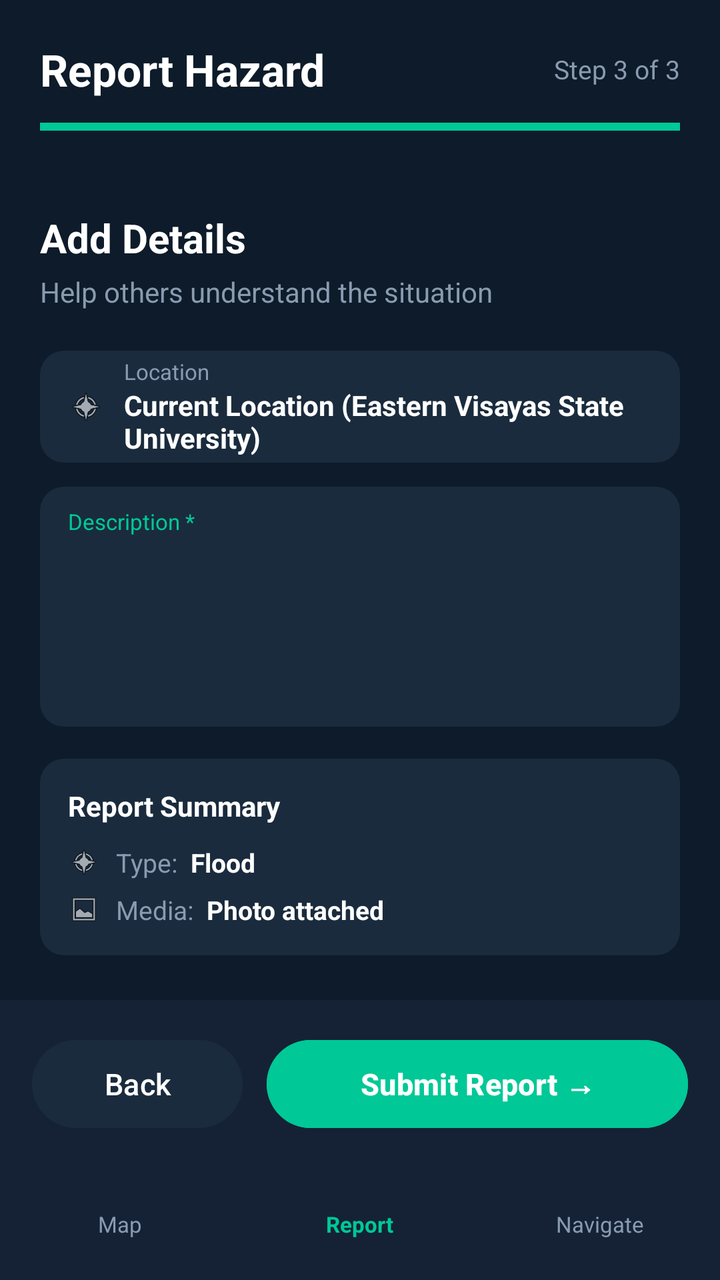
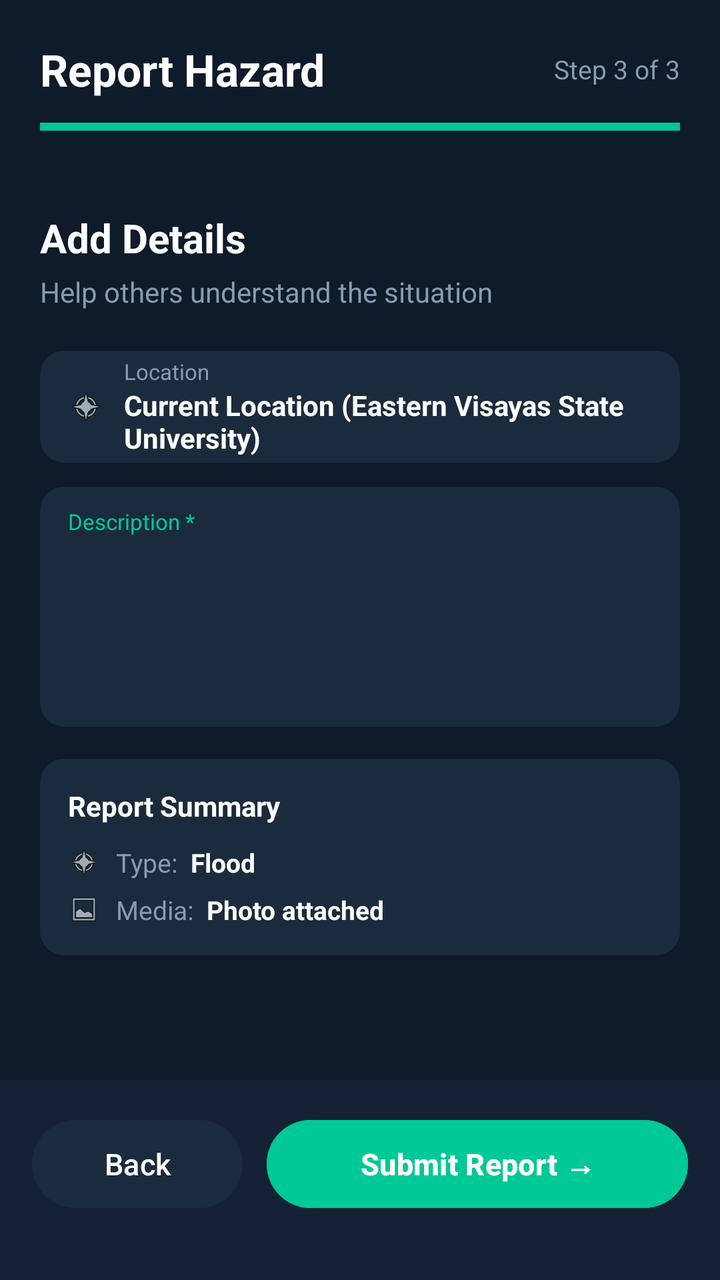

An Android layout rendered at two revisions. The XML below is the earlier revision; the diff shows what the commit changed to produce the second picture.
<!-- AndroidManifest.xml: application theme Theme.RouteGuard -->
<!-- res/layout/fragment_report_step3.xml -->
<?xml version="1.0" encoding="utf-8"?>
<androidx.constraintlayout.widget.ConstraintLayout
    xmlns:android="http://schemas.android.com/apk/res/android"
    xmlns:app="http://schemas.android.com/apk/res-auto"
    android:layout_width="match_parent"
    android:layout_height="match_parent"
    android:background="@color/bg_primary">

    
    <LinearLayout
        android:id="@+id/header"
        android:layout_width="match_parent"
        android:layout_height="wrap_content"
        android:orientation="vertical"
        android:padding="20dp"
        app:layout_constraintTop_toTopOf="parent">

        <LinearLayout
            android:layout_width="match_parent"
            android:layout_height="wrap_content"
            android:orientation="horizontal"
            android:gravity="center_vertical"
            android:layout_marginBottom="12dp">

            <TextView
                android:layout_width="0dp"
                android:layout_height="wrap_content"
                android:layout_weight="1"
                android:text="@string/report_hazard"
                android:textColor="@color/text_primary"
                android:textSize="22sp"
                android:textStyle="bold" />

            <TextView
                android:layout_width="wrap_content"
                android:layout_height="wrap_content"
                android:text="@string/step_3_of_3"
                android:textColor="@color/text_secondary"
                android:textSize="13sp" />
        </LinearLayout>

        <ProgressBar
            style="@style/Widget.AppCompat.ProgressBar.Horizontal"
            android:layout_width="match_parent"
            android:layout_height="4dp"
            android:progress="100"
            android:progressTint="@color/accent_teal"
            android:progressBackgroundTint="@color/bg_card" />
    </LinearLayout>

    
    <ScrollView
        android:layout_width="match_parent"
        android:layout_height="0dp"
        app:layout_constraintTop_toBottomOf="@id/header"
        app:layout_constraintBottom_toTopOf="@id/bottomActions">

        <LinearLayout
            android:layout_width="match_parent"
            android:layout_height="wrap_content"
            android:orientation="vertical"
            android:padding="20dp">

            <TextView
                android:layout_width="wrap_content"
                android:layout_height="wrap_content"
                android:text="@string/add_details"
                android:textColor="@color/text_primary"
                android:textSize="20sp"
                android:textStyle="bold"
                android:layout_marginBottom="4dp" />

            <TextView
                android:layout_width="wrap_content"
                android:layout_height="wrap_content"
                android:text="@string/details_help"
                android:textColor="@color/text_secondary"
                android:textSize="14sp"
                android:layout_marginBottom="20dp" />

            
            <LinearLayout
                android:layout_width="match_parent"
                android:layout_height="56dp"
                android:orientation="horizontal"
                android:gravity="center_vertical"
                android:background="@drawable/bg_card_rounded"
                android:paddingStart="14dp"
                android:paddingEnd="14dp"
                android:layout_marginBottom="12dp">

                <ImageView
                    android:layout_width="18dp"
                    android:layout_height="18dp"
                    android:src="@android:drawable/ic_menu_compass"
                    android:layout_marginEnd="10dp" />

                <LinearLayout
                    android:layout_width="wrap_content"
                    android:layout_height="wrap_content"
                    android:orientation="vertical">

                    <TextView
                        android:layout_width="wrap_content"
                        android:layout_height="wrap_content"
                        android:text="Location"
                        android:textColor="@color/text_secondary"
                        android:textSize="11sp" />

                    <TextView
                        android:id="@+id/tvLocation"
                        android:layout_width="wrap_content"
                        android:layout_height="wrap_content"
                        android:text="Current Location (Eastern Visayas State University)"
                        android:textColor="@color/text_primary"
                        android:textSize="14sp"
                        android:textStyle="bold" />
                </LinearLayout>
            </LinearLayout>

            
            <LinearLayout
                android:layout_width="match_parent"
                android:layout_height="120dp"
                android:orientation="vertical"
                android:background="@drawable/bg_card_rounded"
                android:paddingStart="14dp"
                android:paddingEnd="14dp"
                android:paddingTop="10dp"
                android:paddingBottom="10dp"
                android:layout_marginBottom="16dp">

                <TextView
                    android:layout_width="wrap_content"
                    android:layout_height="wrap_content"
                    android:text="Description *"
                    android:textColor="@color/accent_teal"
                    android:textSize="11sp"
                    android:layout_marginBottom="4dp" />

                <EditText
                    android:id="@+id/etDescription"
                    android:layout_width="match_parent"
                    android:layout_height="0dp"
                    android:layout_weight="1"
                    android:background="@null"
                    android:textColor="@color/text_primary"
                    android:textSize="14sp"
                    android:gravity="top"
                    android:inputType="textMultiLine"
                    android:maxLines="4" />
            </LinearLayout>

            
            <LinearLayout
                android:layout_width="match_parent"
                android:layout_height="wrap_content"
                android:orientation="vertical"
                android:background="@drawable/bg_card_rounded"
                android:padding="14dp">

                <TextView
                    android:layout_width="wrap_content"
                    android:layout_height="wrap_content"
                    android:text="Report Summary"
                    android:textColor="@color/text_primary"
                    android:textSize="14sp"
                    android:textStyle="bold"
                    android:layout_marginBottom="10dp" />

                <LinearLayout
                    android:layout_width="match_parent"
                    android:layout_height="wrap_content"
                    android:orientation="horizontal"
                    android:gravity="center_vertical"
                    android:layout_marginBottom="6dp">

                    <ImageView
                        android:layout_width="16dp"
                        android:layout_height="16dp"
                        android:src="@android:drawable/ic_menu_compass"
                        android:layout_marginEnd="8dp" />

                    <TextView
                        android:layout_width="wrap_content"
                        android:layout_height="wrap_content"
                        android:text="Type:  "
                        android:textColor="@color/text_secondary"
                        android:textSize="13sp" />

                    <TextView
                        android:id="@+id/tvSummaryType"
                        android:layout_width="wrap_content"
                        android:layout_height="wrap_content"
                        android:text="Flood"
                        android:textColor="@color/text_primary"
                        android:textSize="13sp"
                        android:textStyle="bold" />
                </LinearLayout>

                <LinearLayout
                    android:layout_width="match_parent"
                    android:layout_height="wrap_content"
                    android:orientation="horizontal"
                    android:gravity="center_vertical">

                    <ImageView
                        android:layout_width="16dp"
                        android:layout_height="16dp"
                        android:src="@android:drawable/ic_menu_gallery"
                        android:layout_marginEnd="8dp" />

                    <TextView
                        android:layout_width="wrap_content"
                        android:layout_height="wrap_content"
                        android:text="Media:  "
                        android:textColor="@color/text_secondary"
                        android:textSize="13sp" />

                    <TextView
                        android:id="@+id/tvSummaryMedia"
                        android:layout_width="wrap_content"
                        android:layout_height="wrap_content"
                        android:text="Photo attached"
                        android:textColor="@color/text_primary"
                        android:textSize="13sp"
                        android:textStyle="bold" />
                </LinearLayout>
            </LinearLayout>

        </LinearLayout>
    </ScrollView>

    
    <LinearLayout
        android:id="@+id/bottomActions"
        android:layout_width="match_parent"
        android:layout_height="wrap_content"
        android:orientation="vertical"
        android:background="@color/bg_secondary"
        app:layout_constraintBottom_toBottomOf="parent">

        <LinearLayout
            android:layout_width="match_parent"
            android:layout_height="wrap_content"
            android:orientation="horizontal"
            android:padding="16dp">

            <Button
                android:id="@+id/btnBack"
                android:layout_width="0dp"
                android:layout_height="52dp"
                android:layout_weight="1"
                android:layout_marginEnd="12dp"
                android:text="@string/btn_back"
                android:textColor="@color/text_primary"
                android:textSize="15sp"
                android:backgroundTint="@color/bg_card"
                android:stateListAnimator="@null" />

            <Button
                android:id="@+id/btnSubmitReport"
                android:layout_width="0dp"
                android:layout_height="52dp"
                android:layout_weight="2"
                android:text="Submit Report →"
                android:textColor="@color/text_primary"
                android:textSize="15sp"
                android:textStyle="bold"
                android:backgroundTint="@color/accent_teal"
                android:stateListAnimator="@null" />
        </LinearLayout>

        
        <LinearLayout
            android:layout_width="match_parent"
            android:layout_height="56dp"
            android:orientation="horizontal"
            android:gravity="center">

            <LinearLayout
                android:layout_width="0dp"
                android:layout_height="match_parent"
                android:layout_weight="1"
                android:orientation="vertical"
                android:gravity="center">
                <TextView
                    android:layout_width="wrap_content"
                    android:layout_height="wrap_content"
                    android:text="@string/nav_map"
                    android:textColor="@color/text_secondary"
                    android:textSize="11sp" />
            </LinearLayout>

            <LinearLayout
                android:layout_width="0dp"
                android:layout_height="match_parent"
                android:layout_weight="1"
                android:orientation="vertical"
                android:gravity="center">
                <TextView
                    android:layout_width="wrap_content"
                    android:layout_height="wrap_content"
                    android:text="@string/nav_report"
                    android:textColor="@color/accent_teal"
                    android:textSize="11sp"
                    android:textStyle="bold" />
            </LinearLayout>

            <LinearLayout
                android:layout_width="0dp"
                android:layout_height="match_parent"
                android:layout_weight="1"
                android:orientation="vertical"
                android:gravity="center">
                <TextView
                    android:layout_width="wrap_content"
                    android:layout_height="wrap_content"
                    android:text="@string/nav_navigate"
                    android:textColor="@color/text_secondary"
                    android:textSize="11sp" />
            </LinearLayout>
        </LinearLayout>
    </LinearLayout>

    
    <LinearLayout
        android:id="@+id/loadingOverlay"
        android:layout_width="match_parent"
        android:layout_height="match_parent"
        android:background="#AA000000"
        android:gravity="center"
        android:orientation="vertical"
        android:visibility="gone"
        android:clickable="true"
        android:focusable="true"
        app:layout_constraintBottom_toBottomOf="parent"
        app:layout_constraintEnd_toEndOf="parent"
        app:layout_constraintStart_toStartOf="parent"
        app:layout_constraintTop_toTopOf="parent">

        <ProgressBar
            android:layout_width="64dp"
            android:layout_height="64dp"
            android:layout_marginBottom="16dp"
            android:indeterminateTint="@color/accent_teal" />

        <TextView
            android:layout_width="wrap_content"
            android:layout_height="wrap_content"
            android:text="Submitting Report..."
            android:textColor="@android:color/white"
            android:textSize="18sp"
            android:textStyle="bold" />

        <TextView
            android:layout_width="wrap_content"
            android:layout_height="wrap_content"
            android:text="Uploading photo &amp; saving hazard"
            android:textColor="@android:color/white"
            android:textSize="14sp" />
    </LinearLayout>

</androidx.constraintlayout.widget.ConstraintLayout>
<!-- resources referenced by this layout -->
<resources>
  <color name="accent_teal">#00C896</color>
  <color name="bg_card">#1A2B3D</color>
  <color name="bg_primary">#0D1B2A</color>
  <color name="bg_secondary">#152236</color>
  <color name="text_primary">#FFFFFF</color>
  <color name="text_secondary">#8A9BB0</color>
  <!-- drawable bg_card_rounded (drawable) -->
  <?xml version="1.0" encoding="utf-8"?>
  <shape xmlns:android="http://schemas.android.com/apk/res/android"
      android:shape="rectangle">
      <solid android:color="#1A2B3D" />
      <corners android:radius="12dp" />
  </shape>
  <string name="add_details">Add Details</string>
  <string name="btn_back">Back</string>
  <string name="details_help">Help others understand the situation</string>
  <string name="nav_map">Map</string>
  <string name="nav_navigate">Navigate</string>
  <string name="nav_report">Report</string>
  <string name="report_hazard">Report Hazard</string>
  <string name="step_3_of_3">Step 3 of 3</string>
  <style name="Theme.RouteGuard" parent="Base.Theme.RouteGuard" />
  <style name="Base.Theme.RouteGuard" parent="Theme.Material3.DayNight.NoActionBar">
          
          
      </style>
</resources>

<!-- the commit's change to res/layout/fragment_report_step3.xml (unified diff, before → after) -->
@@ -238,6 +238,7 @@
         android:layout_height="wrap_content"
         android:orientation="vertical"
         android:background="@color/bg_secondary"
+        android:paddingBottom="16dp"
         app:layout_constraintBottom_toBottomOf="parent">
 
         <LinearLayout
@@ -269,57 +270,6 @@
                 android:textStyle="bold"
                 android:backgroundTint="@color/accent_teal"
                 android:stateListAnimator="@null" />
-        </LinearLayout>
-
-        
-        <LinearLayout
-            android:layout_width="match_parent"
-            android:layout_height="56dp"
-            android:orientation="horizontal"
-            android:gravity="center">
-
-            <LinearLayout
-                android:layout_width="0dp"
-                android:layout_height="match_parent"
-                android:layout_weight="1"
-                android:orientation="vertical"
-                android:gravity="center">
-                <TextView
-                    android:layout_width="wrap_content"
-                    android:layout_height="wrap_content"
-                    android:text="@string/nav_map"
-                    android:textColor="@color/text_secondary"
-                    android:textSize="11sp" />
-            </LinearLayout>
-
-            <LinearLayout
-                android:layout_width="0dp"
-                android:layout_height="match_parent"
-                android:layout_weight="1"
-                android:orientation="vertical"
-                android:gravity="center">
-                <TextView
-                    android:layout_width="wrap_content"
-                    android:layout_height="wrap_content"
-                    android:text="@string/nav_report"
-                    android:textColor="@color/accent_teal"
-                    android:textSize="11sp"
-                    android:textStyle="bold" />
-            </LinearLayout>
-
-            <LinearLayout
-                android:layout_width="0dp"
-                android:layout_height="match_parent"
-                android:layout_weight="1"
-                android:orientation="vertical"
-                android:gravity="center">
-                <TextView
-                    android:layout_width="wrap_content"
-                    android:layout_height="wrap_content"
-                    android:text="@string/nav_navigate"
-                    android:textColor="@color/text_secondary"
-                    android:textSize="11sp" />
-            </LinearLayout>
         </LinearLayout>
     </LinearLayout>
 
<!-- resource entries referenced after the edit -->
@@ -16,15 +16,18 @@
   <string name="add_details">Add Details</string>
   <string name="btn_back">Back</string>
   <string name="details_help">Help others understand the situation</string>
-  <string name="nav_map">Map</string>
-  <string name="nav_navigate">Navigate</string>
-  <string name="nav_report">Report</string>
   <string name="report_hazard">Report Hazard</string>
   <string name="step_3_of_3">Step 3 of 3</string>
-  <style name="Theme.RouteGuard" parent="Base.Theme.RouteGuard" />
+  <style name="Theme.RouteGuard" parent="Base.Theme.RouteGuard">
+          <item name="actionOverflowMenuStyle">@style/CustomPopupMenu</item>
+      </style>
   <style name="Base.Theme.RouteGuard" parent="Theme.Material3.DayNight.NoActionBar">
           
           
       </style>
+  <style name="CustomPopupMenu" parent="Widget.AppCompat.PopupMenu">
+          <item name="android:itemBackground">@color/bg_card</item>
+          <item name="android:textColorPrimary">@color/text_primary</item>
+      </style>
 </resources>
 
